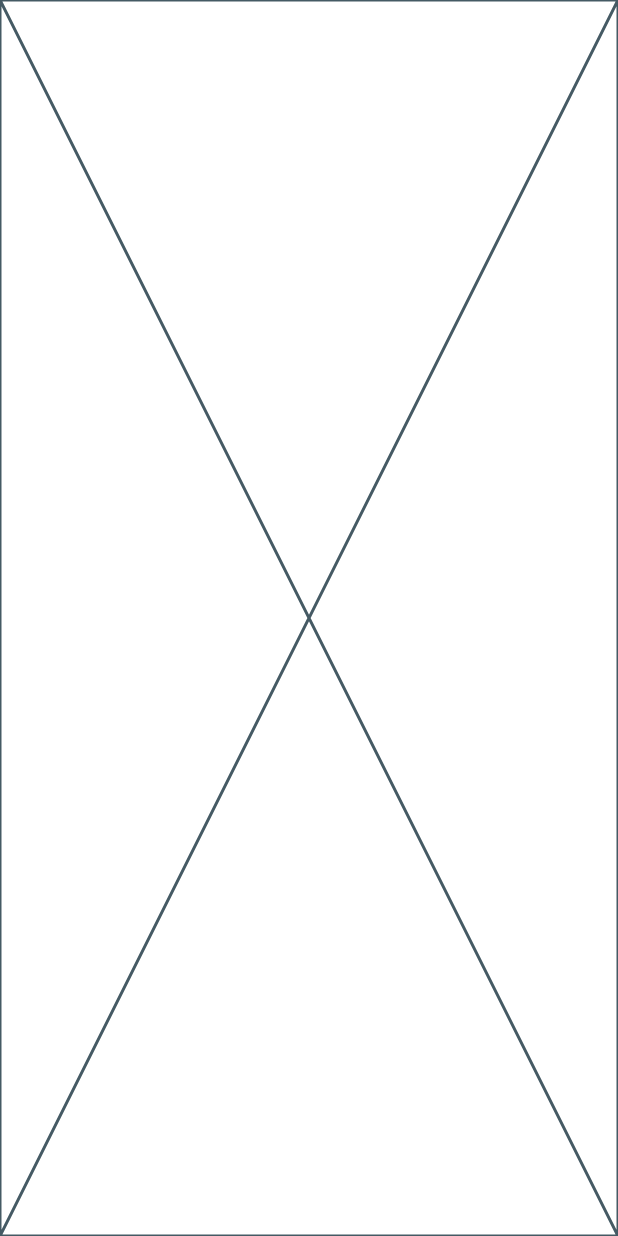
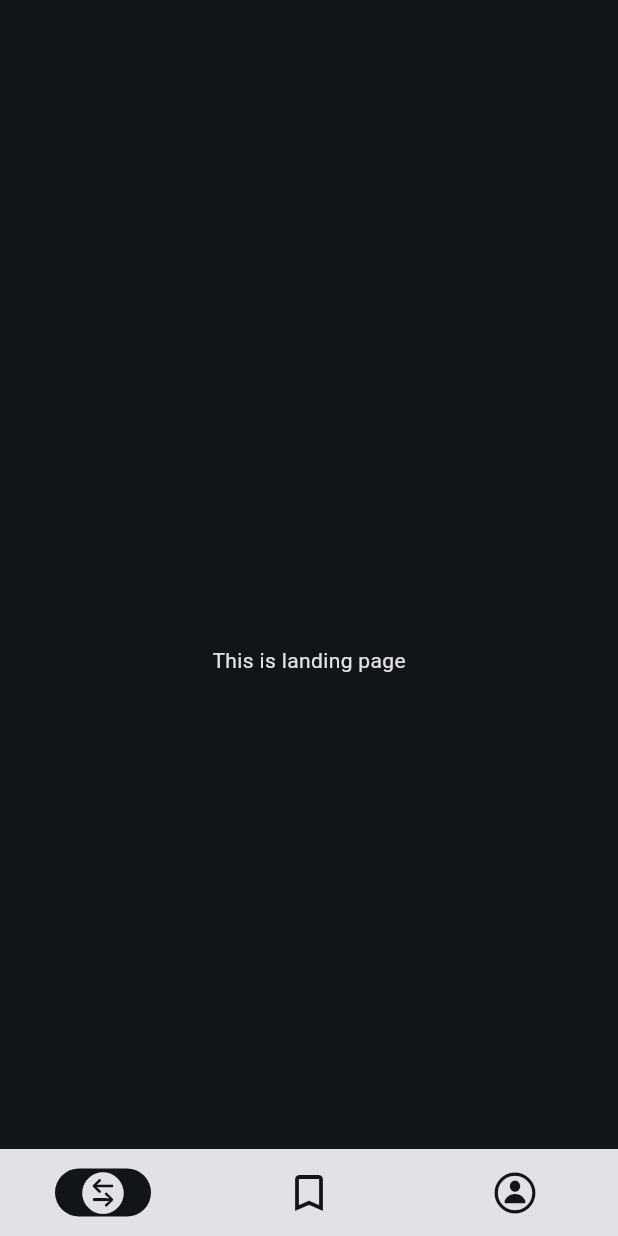
Before and after one commit to SanKyawHtwe/currency_exchange_app, a Flutter app: the screen it shows after launch, on a phone screen of 412 x 824 dp. Run offline on Flutter 3.47's test engine with Material 3 defaults, Android fonts, the phone set to English and light mode, and no system bars.

Commit message:
Implemented bottom navigation bar

```diff
--- a/lib/main.dart
+++ b/lib/main.dart
@@ -1,3 +1,5 @@
+import 'package:currency_exchange_app/pages/main_page.dart';
+import 'package:currency_exchange_app/utils/colors.dart';
 import 'package:flutter/material.dart';
 
 void main() {
@@ -11,24 +13,12 @@ class MyApp extends StatelessWidget {
   Widget build(BuildContext context) {
     return MaterialApp(
       theme: ThemeData(
-        colorScheme: ColorScheme.fromSeed(seedColor: Colors.deepPurple),
+        canvasColor: Colors.transparent,
+        colorScheme: ColorScheme.fromSeed(
+            seedColor: kPrimaryColor, brightness: Brightness.dark),
         useMaterial3: true,
       ),
-      home: const MyHomePage(),
+      home: const MainPage(),
     );
   }
 }
-
-class MyHomePage extends StatefulWidget {
-  const MyHomePage({super.key});
-
-  @override
-  State<MyHomePage> createState() => _MyHomePageState();
-}
-
-class _MyHomePageState extends State<MyHomePage> {
-  @override
-  Widget build(BuildContext context) {
-    return const Placeholder();
-  }
-}
--- /dev/null
+++ b/lib/pages/bookmark_page.dart
@@ -0,0 +1,12 @@
+import 'package:flutter/material.dart';
+
+class BookmarkPage extends StatelessWidget {
+  const BookmarkPage({super.key});
+
+  @override
+  Widget build(BuildContext context) {
+    return Center(
+      child: Text('This is book mark page'),
+    );
+  }
+}
--- /dev/null
+++ b/lib/pages/landing_page.dart
@@ -0,0 +1,12 @@
+import 'package:flutter/material.dart';
+
+class LandingPage extends StatelessWidget {
+  const LandingPage({super.key});
+
+  @override
+  Widget build(BuildContext context) {
+    return Center(
+      child: Text('This is landing page'),
+    );
+  }
+}
--- /dev/null
+++ b/lib/pages/main_page.dart
@@ -0,0 +1,83 @@
+import 'package:currency_exchange_app/pages/bookmark_page.dart';
+import 'package:currency_exchange_app/pages/landing_page.dart';
+import 'package:currency_exchange_app/pages/profile_page.dart';
+import 'package:currency_exchange_app/utils/dimens.dart';
+import 'package:flutter/cupertino.dart';
+import 'package:flutter/material.dart';
+
+class MainPage extends StatefulWidget {
+  const MainPage({super.key});
+
+  @override
+  State<MainPage> createState() => _MainPageState();
+}
+
+class _MainPageState extends State<MainPage> {
+  int currentIndex = 0;
+
+  List<Widget> screenWidgets = [
+    const LandingPage(),
+    const BookmarkPage(),
+    const ProfilePage()
+  ];
+  @override
+  Widget build(BuildContext context) {
+    return Scaffold(
+      extendBody: true,
+      appBar: AppBar(),
+      body: screenWidgets[currentIndex],
+      bottomNavigationBar: NavigationBar(
+          indicatorShape:
+              RoundedRectangleBorder(borderRadius: BorderRadius.circular(40)),
+          elevation: 2,
+          height: 58,
+          labelBehavior: NavigationDestinationLabelBehavior.alwaysHide,
+          backgroundColor: Theme.of(context).colorScheme.inverseSurface,
+          indicatorColor: Theme.of(context).colorScheme.surface,
+          selectedIndex: currentIndex,
+          onDestinationSelected: (selectedIndex) {
+            setState(() {
+              currentIndex = selectedIndex;
+            });
+          },
+          destinations: _getBottomNavigationItem()),
+    );
+  }
+
+  List<NavigationDestination> _getBottomNavigationItem() {
+    return [
+      NavigationDestination(
+          selectedIcon: Icon(
+              size: kBottomNavIconSize,
+              color: Theme.of(context).colorScheme.inverseSurface,
+              CupertinoIcons.arrow_right_arrow_left_circle_fill),
+          icon: Icon(
+              size: kBottomNavIconSize,
+              color: Theme.of(context).colorScheme.surface,
+              CupertinoIcons.arrow_right_arrow_left_circle),
+          label: "Exchange"),
+      NavigationDestination(
+          selectedIcon: Icon(
+            color: Theme.of(context).colorScheme.inverseSurface,
+            size: kBottomNavIconSize,
+            Icons.bookmark_outline,
+          ),
+          icon: Icon(
+            color: Theme.of(context).colorScheme.surface,
+            size: kBottomNavIconSize,
+            Icons.bookmark_outline,
+          ),
+          label: "Bookmark"),
+      NavigationDestination(
+          selectedIcon: Icon(
+              color: Theme.of(context).colorScheme.inverseSurface,
+              size: kBottomNavIconSize,
+              CupertinoIcons.person_circle),
+          icon: Icon(
+              color: Theme.of(context).colorScheme.surface,
+              size: kBottomNavIconSize,
+              CupertinoIcons.person_circle),
+          label: "Profile"),
+    ];
+  }
+}
--- /dev/null
+++ b/lib/pages/profile_page.dart
@@ -0,0 +1,12 @@
+import 'package:flutter/material.dart';
+
+class ProfilePage extends StatelessWidget {
+  const ProfilePage({super.key});
+
+  @override
+  Widget build(BuildContext context) {
+    return Center(
+      child: Text('This is profile page'),
+    );
+  }
+}
--- /dev/null
+++ b/lib/utils/colors.dart
@@ -0,0 +1,3 @@
+import 'package:flutter/material.dart';
+
+const kPrimaryColor = Color.fromRGBO(70, 152, 233, 1);
--- /dev/null
+++ b/lib/utils/dimens.dart
@@ -0,0 +1 @@
+const double kBottomNavIconSize = 32;
```
